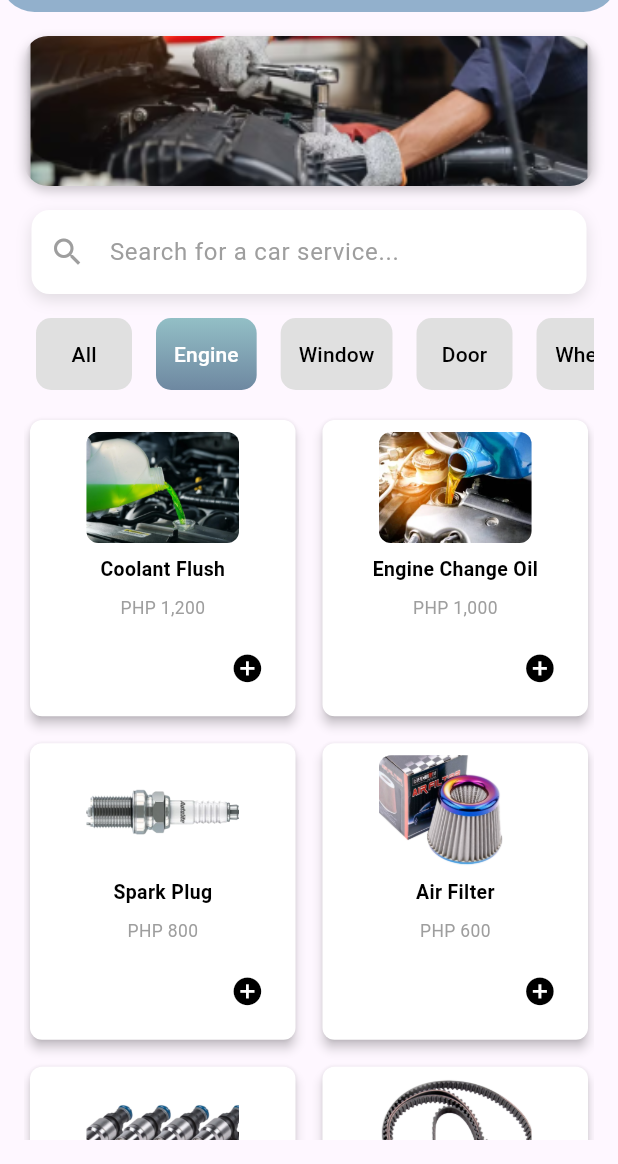
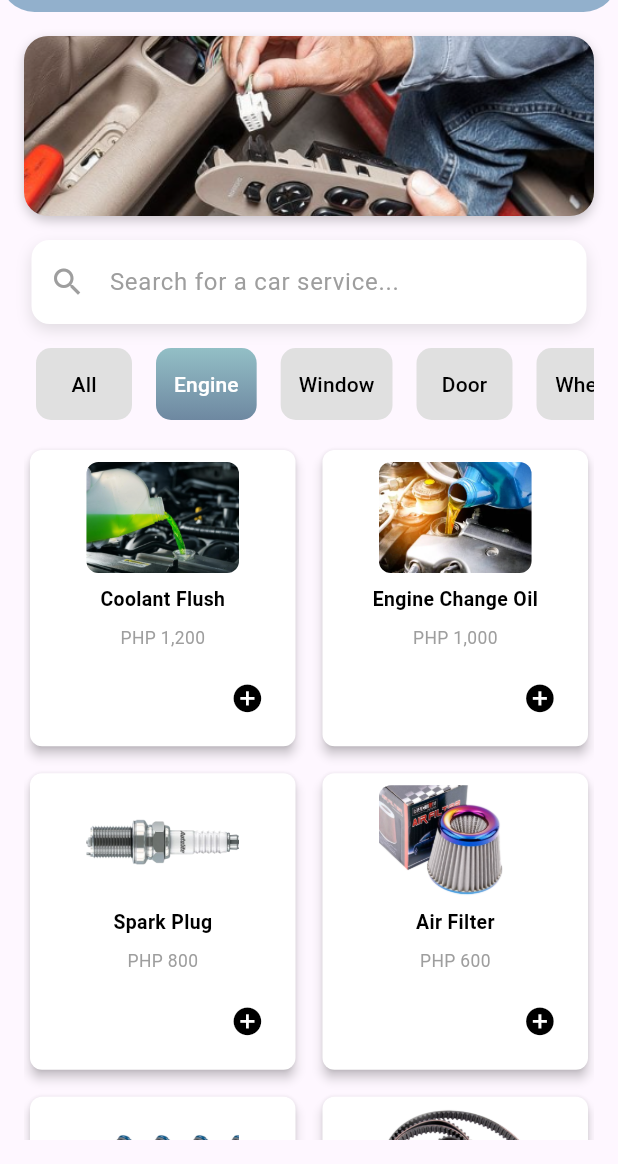
Before and after one commit to JohnLloydDev/AJ-Autofix-App, a Flutter app: the HomeScreen screen opened by its route, after a tap on "Engine", on a phone screen of 412 x 824 dp, the part 72-1236 px from its top. Run offline on Flutter 3.47's test engine with Material 3 defaults, Android fonts, the phone set to English and light mode, and no system bars; our stand-ins replace bloc, equatable, flutter_bloc, flutter_rating_bar, flutter_secure_storage, flutter_spinkit and 10 more; missing offline and left inert: onesignal_flutter; accounts and stored records are empty; network calls fail.

Commit message:
Adding auto-scrolling image in home

```diff
--- a/lib/screens/home.dart
+++ b/lib/screens/home.dart
@@ -1,3 +1,5 @@
+import 'dart:async';
+
 import 'package:aj_autofix/bloc/notifications/Notification_bloc.dart';
 import 'package:flutter/material.dart';
 import 'package:flutter_bloc/flutter_bloc.dart';
@@ -42,6 +44,9 @@ class _HomeScreenState extends State<HomeScreen> {
   final GlobalKey<ScaffoldState> _scaffoldKey = GlobalKey<ScaffoldState>();
   final TextEditingController _searchController = TextEditingController();
   final Set<String> _selectedCategories = {};
+  late PageController _pageController;
+  int _currentPage = 0;
+  late Timer _timer;
 
   List<Map<String, String>> services = [
     {'name': 'Power Window Motor', 'price': 'PHP 1,500', 'category': 'window'},
@@ -98,12 +103,29 @@ class _HomeScreenState extends State<HomeScreen> {
     _filteredServices = services;
     _searchController.addListener(_filterServices);
     context.read<NotificationBloc>().fetchNotificationCount();
+
+    _pageController = PageController();
+
+    _timer = Timer.periodic(const Duration(seconds: 3), (Timer timer) {
+      if (_currentPage < 3) {
+        _currentPage++;
+      } else {
+        _currentPage = 0;
+      }
+      _pageController.animateToPage(
+        _currentPage,
+        duration: const Duration(milliseconds: 300),
+        curve: Curves.easeInOut,
+      );
+    });
   }
 
   @override
   void dispose() {
     _searchController.removeListener(_filterServices);
     _searchController.dispose();
+    _pageController.dispose();
+    _timer.cancel();
     super.dispose();
   }
 
@@ -291,7 +313,7 @@ class _HomeScreenState extends State<HomeScreen> {
             children: [
               Container(
                 width: double.infinity,
-                height: 100,
+                height: 120,
                 decoration: BoxDecoration(
                   borderRadius: BorderRadius.circular(16.0),
                   boxShadow: [
@@ -304,28 +326,54 @@ class _HomeScreenState extends State<HomeScreen> {
                 ),
                 child: ClipRRect(
                   borderRadius: BorderRadius.circular(16.0),
-                  child: Image.asset(
-                    'assets/repair.png',
-                    width: double.infinity,
-                    height: double.infinity,
-                    fit: BoxFit.cover,
+                  child: PageView(
+                    controller: _pageController,
+                    children: [
+                      Image.asset(
+                        'assets/slide_one.png',
+                        width: double.infinity,
+                        height: double.infinity,
+                        fit: BoxFit.cover,
+                      ),
+                      Image.asset(
+                        'assets/slide_two.png',
+                        width: double.infinity,
+                        height: double.infinity,
+                        fit: BoxFit.cover,
+                      ),
+                      Image.asset(
+                        'assets/slide_three.png',
+                        width: double.infinity,
+                        height: double.infinity,
+                        fit: BoxFit.cover,
+                      ),
+                      Image.asset(
+                        'assets/slide_four.png',
+                        width: double.infinity,
+                        height: double.infinity,
+                        fit: BoxFit.cover,
+                      ),
+                      Image.asset(
+                        'assets/slide_five.png',
+                        width: double.infinity,
+                        height: double.infinity,
+                        fit: BoxFit.cover,
+                      ),
+                    ],
                   ),
                 ),
               ),
               const SizedBox(height: 16),
               Container(
-                margin: const EdgeInsets.symmetric(
-                    horizontal: 5.0),
+                margin: const EdgeInsets.symmetric(horizontal: 5.0),
                 decoration: BoxDecoration(
                   color: Colors.white,
-                  borderRadius:
-                      BorderRadius.circular(12.0),
+                  borderRadius: BorderRadius.circular(12.0),
                   boxShadow: [
                     BoxShadow(
                       color: Colors.grey.withOpacity(0.3),
                       blurRadius: 8.0,
-                      offset: const Offset(
-                          0, 4),
+                      offset: const Offset(0, 4),
                     ),
                   ],
                 ),
@@ -345,18 +393,15 @@ class _HomeScreenState extends State<HomeScreen> {
                           )
                         : null,
                     hintText: 'Search for a car service...',
-                    hintStyle: const TextStyle(
-                        color: Colors.grey, fontSize: 16),
+                    hintStyle:
+                        const TextStyle(color: Colors.grey, fontSize: 16),
                     border: InputBorder.none,
-                    contentPadding: const EdgeInsets.symmetric(
-                        vertical: 16.0),
+                    contentPadding: const EdgeInsets.symmetric(vertical: 16.0),
                   ),
-                  style: const TextStyle(
-                      fontSize: 16.0, color: Colors.black),
+                  style: const TextStyle(fontSize: 16.0, color: Colors.black),
                 ),
               ),
-              const SizedBox(
-                  height: 16),
+              const SizedBox(height: 16),
               SingleChildScrollView(
                 scrollDirection: Axis.horizontal,
                 child: Row(
```
Also changed, not shown: pubspec.yaml (+7 -1 lines), assets/repair.png (deleted), assets/slide_five.png (added), assets/slide_four.png (added), assets/slide_one.png (added), assets/slide_three.png (added), assets/slide_two.png (added), pubspec.lock.
